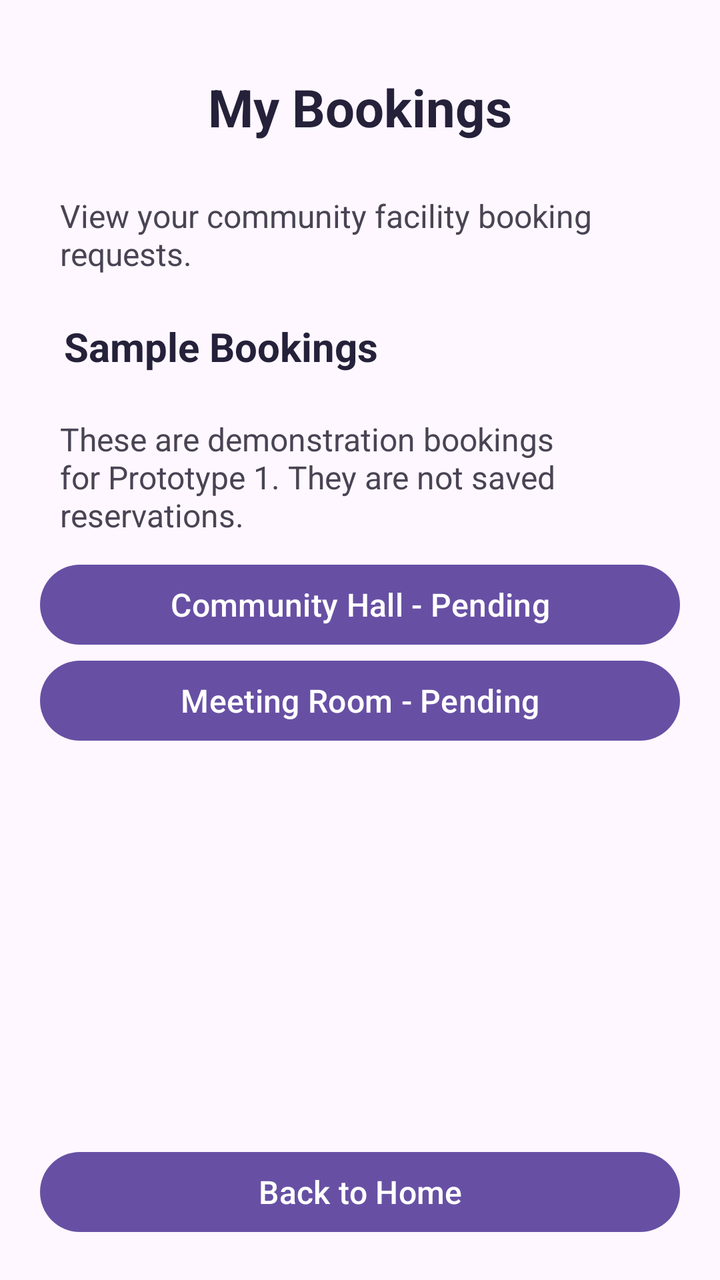
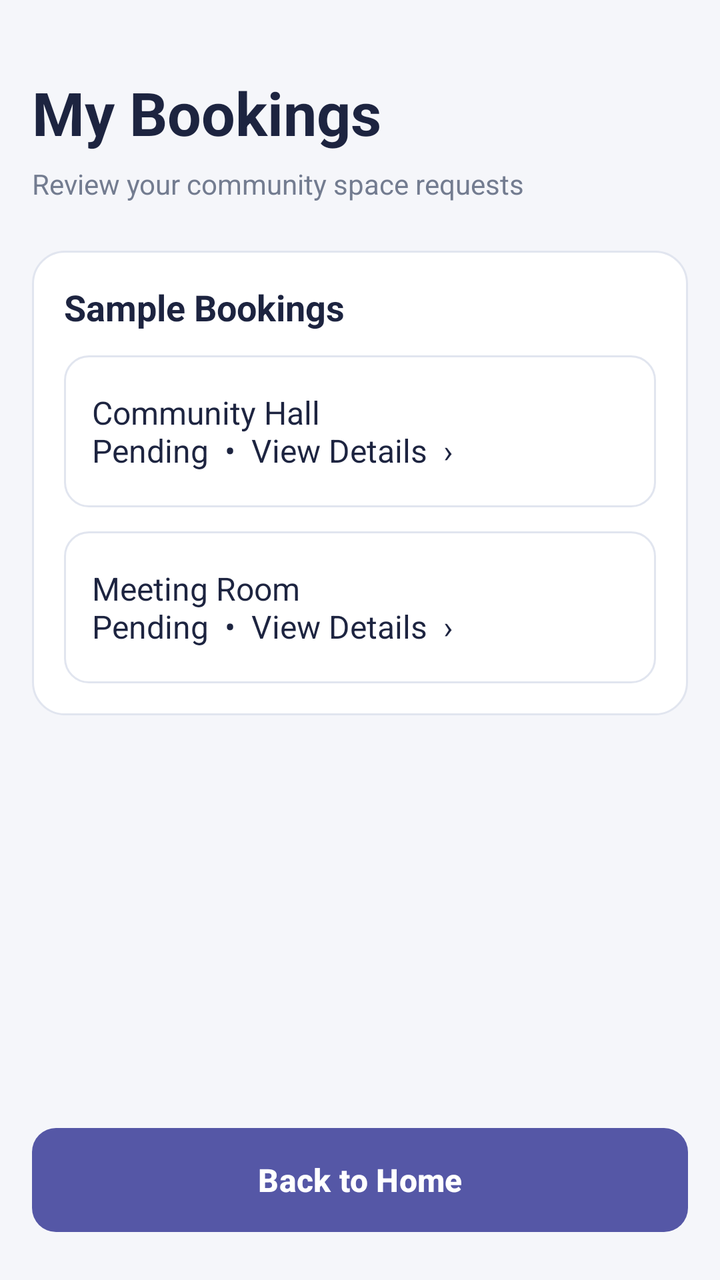

Screens rendered from an Android XML layout before and after an edit, with the pre-edit source and the edit as a unified diff.
<!-- AndroidManifest.xml: application theme Theme.CommunitySpaceBooking -->
<!-- res/layout/activity_my_bookings.xml -->
<?xml version="1.0" encoding="utf-8"?>
<LinearLayout
    xmlns:android="http://schemas.android.com/apk/res/android"
    android:layout_width="match_parent"
    android:layout_height="match_parent"
    android:orientation="vertical"
    android:padding="20dp">

    <TextView
        style="@style/AppScreenTitle"
        android:layout_width="match_parent"
        android:layout_height="wrap_content"
        android:text="My Bookings" />

    <TextView
        style="@style/AppBodyText"
        android:layout_width="match_parent"
        android:layout_height="wrap_content"
        android:text="View your community facility booking requests." />

    <TextView
        style="@style/AppSectionTitle"
        android:layout_width="match_parent"
        android:layout_height="wrap_content"
        android:text="Sample Bookings" />

    <TextView
        style="@style/AppBodyText"
        android:layout_width="match_parent"
        android:layout_height="wrap_content"
        android:text="These are demonstration bookings for Prototype 1. They are not saved reservations." />

    <Button
        android:id="@+id/btnBookingOne"
        style="@style/AppPrimaryButton"
        android:layout_width="match_parent"
        android:layout_height="wrap_content"
        android:text="Community Hall - Pending" />

    <Button
        android:id="@+id/btnBookingTwo"
        style="@style/AppPrimaryButton"
        android:layout_width="match_parent"
        android:layout_height="wrap_content"
        android:text="Meeting Room - Pending" />

    <Space
        android:layout_width="match_parent"
        android:layout_height="0dp"
        android:layout_weight="1" />

    <Button
        android:id="@+id/btnBackHome"
        style="@style/AppPrimaryButton"
        android:layout_width="match_parent"
        android:layout_height="wrap_content"
        android:text="Back to Home" />

</LinearLayout>
<!-- resources referenced by this layout -->
<resources>
  <style name="AppBodyText">
          <item name="android:textSize">16sp</item>
          <item name="android:textColor">#494454</item>
          <item name="android:padding">10dp</item>
      </style>
  <style name="AppPrimaryButton">
          <item name="android:textAllCaps">false</item>
          <item name="android:textSize">16sp</item>
          <item name="android:minHeight">48dp</item>
      </style>
  <style name="AppScreenTitle">
          <item name="android:textSize">26sp</item>
          <item name="android:textStyle">bold</item>
          <item name="android:textColor">#25213A</item>
          <item name="android:gravity">center</item>
          <item name="android:padding">16dp</item>
      </style>
  <style name="AppSectionTitle">
          <item name="android:textSize">20sp</item>
          <item name="android:textStyle">bold</item>
          <item name="android:textColor">#25213A</item>
          <item name="android:padding">12dp</item>
      </style>
  <style name="Theme.CommunitySpaceBooking" parent="Base.Theme.CommunitySpaceBooking" />
  <style name="Base.Theme.CommunitySpaceBooking" parent="Theme.Material3.DayNight.NoActionBar">
          
          
      </style>
</resources>

<!-- the commit's change to res/layout/activity_my_bookings.xml (unified diff, before → after) -->
@@ -3,46 +3,72 @@
     xmlns:android="http://schemas.android.com/apk/res/android"
     android:layout_width="match_parent"
     android:layout_height="match_parent"
+    android:background="@color/app_background"
     android:orientation="vertical"
-    android:padding="20dp">
+    android:padding="16dp">
 
     <TextView
-        style="@style/AppScreenTitle"
         android:layout_width="match_parent"
         android:layout_height="wrap_content"
-        android:text="My Bookings" />
+        android:text="My Bookings"
+        android:textColor="@color/app_heading"
+        android:textSize="30sp"
+        android:textStyle="bold"
+        android:paddingTop="20dp" />
 
     <TextView
-        style="@style/AppBodyText"
         android:layout_width="match_parent"
         android:layout_height="wrap_content"
-        android:text="View your community facility booking requests." />
+        android:text="Review your community space requests"
+        android:textColor="@color/app_muted"
+        android:textSize="14sp"
+        android:paddingTop="6dp"
+        android:paddingBottom="24dp" />
 
-    <TextView
-        style="@style/AppSectionTitle"
+    <LinearLayout
         android:layout_width="match_parent"
         android:layout_height="wrap_content"
-        android:text="Sample Bookings" />
+        android:background="@drawable/bg_facility_card"
+        android:orientation="vertical"
+        android:padding="16dp">
 
-    <TextView
-        style="@style/AppBodyText"
-        android:layout_width="match_parent"
-        android:layout_height="wrap_content"
-        android:text="These are demonstration bookings for Prototype 1. They are not saved reservations." />
+        <TextView
+            android:layout_width="match_parent"
+            android:layout_height="wrap_content"
+            android:text="Sample Bookings"
+            android:textColor="@color/app_heading"
+            android:textSize="18sp"
+            android:textStyle="bold"
+            android:paddingBottom="12dp" />
 
-    <Button
-        android:id="@+id/btnBookingOne"
-        style="@style/AppPrimaryButton"
-        android:layout_width="match_parent"
-        android:layout_height="wrap_content"
-        android:text="Community Hall - Pending" />
+        <TextView
+            android:id="@+id/btnBookingOne"
+            android:layout_width="match_parent"
+            android:layout_height="76dp"
+            android:background="@drawable/bg_app_input"
+            android:gravity="center_vertical"
+            android:padding="14dp"
+            android:text="Community Hall\nPending  •  View Details  ›"
+            android:textColor="@color/app_heading"
+            android:textSize="16sp"
+            android:clickable="true"
+            android:focusable="true" />
 
-    <Button
-        android:id="@+id/btnBookingTwo"
-        style="@style/AppPrimaryButton"
-        android:layout_width="match_parent"
-        android:layout_height="wrap_content"
-        android:text="Meeting Room - Pending" />
+        <TextView
+            android:id="@+id/btnBookingTwo"
+            android:layout_width="match_parent"
+            android:layout_height="76dp"
+            android:layout_marginTop="12dp"
+            android:background="@drawable/bg_app_input"
+            android:gravity="center_vertical"
+            android:padding="14dp"
+            android:text="Meeting Room\nPending  •  View Details  ›"
+            android:textColor="@color/app_heading"
+            android:textSize="16sp"
+            android:clickable="true"
+            android:focusable="true" />
+
+    </LinearLayout>
 
     <Space
         android:layout_width="match_parent"
<!-- resource entries referenced after the edit -->
@@ -1,32 +1,44 @@
 <!-- resources referenced by this layout -->
 <resources>
-  <style name="AppBodyText">
-          <item name="android:textSize">16sp</item>
-          <item name="android:textColor">#494454</item>
-          <item name="android:padding">10dp</item>
-      </style>
+  <color name="app_background">#F5F6FA</color>
+  <color name="app_heading">#1D2440</color>
+  <color name="app_muted">#737C90</color>
+  <!-- drawable bg_app_input (drawable) -->
+  <?xml version="1.0" encoding="utf-8"?>
+  <shape xmlns:android="http://schemas.android.com/apk/res/android" android:shape="rectangle"><solid android:color="@color/app_surface"/><corners android:radius="12dp"/><stroke android:width="1dp" android:color="@color/app_border"/><padding android:left="12dp" android:top="10dp" android:right="12dp" android:bottom="10dp"/></shape>
+  <!-- drawable bg_facility_card (drawable) -->
+  <?xml version="1.0" encoding="utf-8"?>
+  <shape xmlns:android="http://schemas.android.com/apk/res/android" android:shape="rectangle"><solid android:color="@color/app_surface"/><corners android:radius="16dp"/><stroke android:width="1dp" android:color="@color/app_border"/></shape>
   <style name="AppPrimaryButton">
+          <item name="android:background">@drawable/bg_primary_button</item>
+          <item name="backgroundTint">@null</item>
+          <item name="android:backgroundTint">@null</item>
+          <item name="android:textColor">@color/white</item>
           <item name="android:textAllCaps">false</item>
           <item name="android:textSize">16sp</item>
-          <item name="android:minHeight">48dp</item>
-      </style>
-  <style name="AppScreenTitle">
-          <item name="android:textSize">26sp</item>
           <item name="android:textStyle">bold</item>
-          <item name="android:textColor">#25213A</item>
-          <item name="android:gravity">center</item>
-          <item name="android:padding">16dp</item>
-      </style>
-  <style name="AppSectionTitle">
-          <item name="android:textSize">20sp</item>
-          <item name="android:textStyle">bold</item>
-          <item name="android:textColor">#25213A</item>
-          <item name="android:padding">12dp</item>
+          <item name="android:minHeight">52dp</item>
+          <item name="android:layout_marginTop">8dp</item>
+          <item name="android:layout_marginBottom">8dp</item>
       </style>
   <style name="Theme.CommunitySpaceBooking" parent="Base.Theme.CommunitySpaceBooking" />
+  <color name="app_surface">#FFFFFF</color>
+  <color name="app_border">#E1E5EF</color>
+  <!-- drawable bg_primary_button (drawable) -->
+  <?xml version="1.0" encoding="utf-8"?>
+  <shape xmlns:android="http://schemas.android.com/apk/res/android"
+      android:shape="rectangle">
+  
+      <solid android:color="@color/app_primary" />
+  
+      <corners android:radius="12dp" />
+  
+  </shape>
+  <color name="white">#FFFFFFFF</color>
   <style name="Base.Theme.CommunitySpaceBooking" parent="Theme.Material3.DayNight.NoActionBar">
           
           
       </style>
+  <color name="app_primary">#5557A6</color>
 </resources>
 
